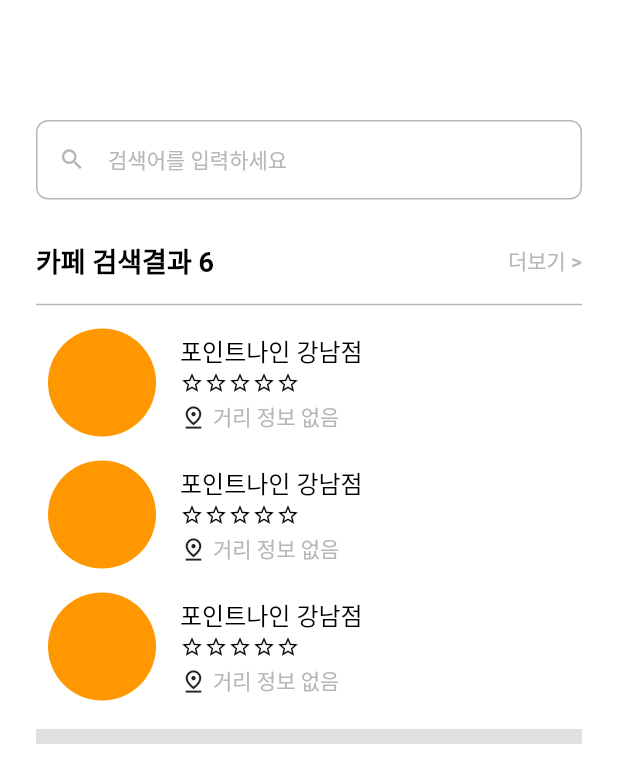
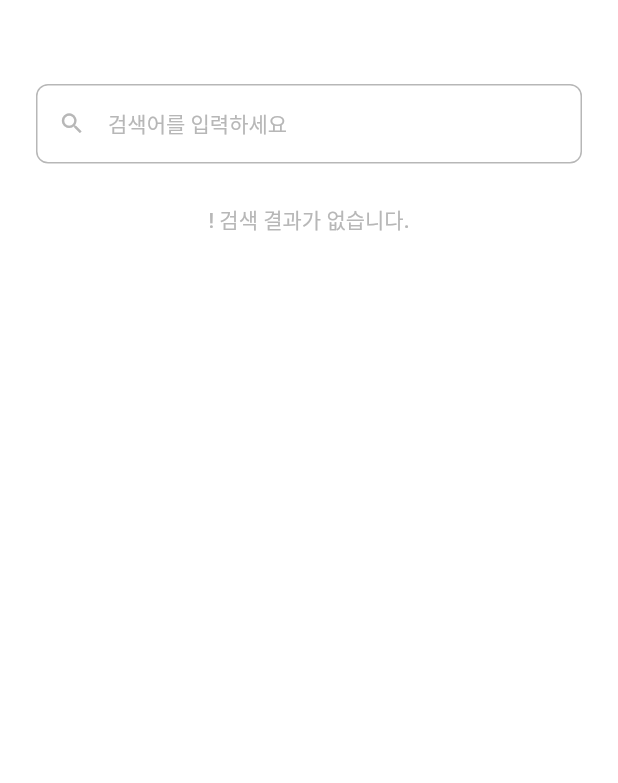
Before and after one commit to pebbla/ask-watson-app, a Flutter app: the SearchScreen screen opened directly, on a phone screen of 412 x 824 dp. Shown: the top 783 px of the screen. Run offline on Flutter 3.47's test engine with Material 2 defaults, Android fonts, the phone set to English and light mode, and no system bars; our stand-ins replace dio, logger; missing offline and left inert: flutter_naver_login, kakao_flutter_sdk_user.

Commit message:
feat: theme grid view, 검색 결과 없을 때

```diff
--- a/lib/src/presentation/search/search_screen.dart
+++ b/lib/src/presentation/search/search_screen.dart
@@ -3,16 +3,15 @@ import 'dart:math';
 import 'package:ask_watson_app/src/config/theme/colors.dart';
 import 'package:ask_watson_app/src/config/theme/text_style.dart';
 import 'package:ask_watson_app/src/data/model/cafe.dart';
+import 'package:ask_watson_app/src/data/model/theme.dart' as m;
 import 'package:ask_watson_app/src/presentation/search/search_view_model.dart';
 import 'package:ask_watson_app/src/presentation/widget/star_widget.dart';
 import 'package:flutter/material.dart';
 import 'package:provider/provider.dart';
 
 class SearchScreen extends StatelessWidget {
-
   final TextEditingController _controller = TextEditingController();
   final FocusNode _focusNode = FocusNode();
-
 
   @override
   Widget build(BuildContext context) {
@@ -28,13 +27,14 @@ class SearchScreen extends StatelessWidget {
           FocusScope.of(context).unfocus();
         },
         child: SafeArea(
-          child: Container(
-            padding: EdgeInsets.all(24),
+          child: SingleChildScrollView(
             child: Column(
               children: [
                 _searchTextField(viewModel),
                 _cafeList(viewModel.cafeList),
-                Divider(thickness: 10,)
+
+                _themeList(viewModel.themeList),
+                _noneWidget(viewModel)
               ],
             ),
           ),
@@ -43,9 +43,9 @@ class SearchScreen extends StatelessWidget {
     );
   }
 
-
   Widget _searchTextField(viewModel) {
     return Container(
+      padding: EdgeInsets.symmetric(horizontal: 24),
       height: 56,
       child: TextField(
         onChanged: (text) => viewModel.onChanged(text),
@@ -75,8 +75,12 @@ class SearchScreen extends StatelessWidget {
 
   // 카페 리스트
   Widget _cafeList(List<Cafe> cafeList) {
-    return Container(
-      padding: EdgeInsets.only(top: 24, bottom: 8),
+    return cafeList.length == 0
+    ? Container()
+    : Column(
+      children: [
+        Container(
+          padding: EdgeInsets.only(top: 24, bottom: 8, left: 24, right: 24),
           child: Column(
             children: [
               Row(
@@ -85,20 +89,85 @@ class SearchScreen extends StatelessWidget {
                 children: [
                   Text("카페 검색결과 ${cafeList.length}",
                       style: MyTextStyle.black18w600),
-              cafeList.length > 0 ? Text("더보기 >", style: MyTextStyle.grey14w500) : Container(),
+                  cafeList.length > 3
+                      ? Text("더보기 >", style: MyTextStyle.grey14w500)
+                      : Container(),
                 ],
               ),
               Padding(padding: EdgeInsets.all(4)),
               Divider(thickness: 1, color: MyColor.grey),
 
-
-          // // 카페 리스트 보기
+              // 카페 리스트 보기
               ListView.builder(
                   shrinkWrap: true,
+                  physics: const NeverScrollableScrollPhysics(),
                   itemCount: min(3, cafeList.length),
-            itemBuilder: (BuildContext context, index) {
-            return _cafeitem(cafeList[index]);
-          })
+                  itemBuilder: (_, index) => _cafeitem(cafeList[index]))
+            ],
+          ),
+        ),
+        Divider(thickness: 12),
+      ],
+    );
+  }
+
+  // 테마 리스트
+  Widget _themeList(List<m.Theme> themeList) {
+    return themeList.length == 0
+        ? Container()
+        : Container(
+            padding: const EdgeInsets.symmetric(horizontal: 24, vertical: 24),
+            child: Column(
+              children: [
+                Row(
+                  mainAxisSize: MainAxisSize.max,
+                  mainAxisAlignment: MainAxisAlignment.spaceBetween,
+                  children: [
+                    Text("카페 검색결과 ${themeList.length}",
+                        style: MyTextStyle.black18w600),
+                    themeList.length > 3
+                        ? const Text("더보기 >", style: MyTextStyle.grey14w500)
+                        : Container(),
+                  ],
+                ),
+                const Padding(padding: EdgeInsets.all(4)),
+                const Divider(thickness: 1, color: MyColor.grey),
+                const Padding(padding: EdgeInsets.all(2)),
+                GridView.builder(
+                  shrinkWrap: true,
+                  physics: const NeverScrollableScrollPhysics(),
+                  gridDelegate: const SliverGridDelegateWithFixedCrossAxisCount(
+                    crossAxisCount: 2,
+                    mainAxisSpacing: 5,
+                    crossAxisSpacing: 5,
+                    mainAxisExtent: 240,
+                  ),
+                  itemBuilder: (_, index) => _themeItem(themeList[index]),
+                  itemCount: min(4, themeList.length),
+                )
+              ],
+            ),
+          );
+  }
+
+  // 테마 아이템
+  Widget _themeItem(m.Theme theme) {
+    return Container(
+      padding: EdgeInsets.symmetric(horizontal: 8),
+      child: Column(
+        crossAxisAlignment: CrossAxisAlignment.start,
+        children: [
+          // TODO : 여기다가 사진을 넣습니다.
+          Container(
+            color: Colors.blueAccent,
+            width: 160,
+            height: 160,
+          ),
+          const Padding(padding: EdgeInsets.all(2)),
+          Text("${theme.name ?? "HomeComming"}", style: MyTextStyle.black16w500),
+          const Padding(padding: EdgeInsets.all(1)),
+          Text("${theme.cafe?.name ?? "포인트 나인 강남점"}"),
+          StarWidget(rating: double.parse((theme.rating ?? 0).toString()))
         ],
       ),
     );
@@ -146,4 +215,12 @@ class SearchScreen extends StatelessWidget {
       ),
     );
   }
+  Widget _noneWidget(viewModel) {
+    return viewModel.cafeList.length == 0 && viewModel.themeList.length == 0
+        ? Container(
+          padding: EdgeInsets.all(24),
+            child: Text("! 검색 결과가 없습니다.", style: MyTextStyle.grey14w500),
+          )
+        : Container();
   }
+}
--- a/lib/src/presentation/search/search_view_model.dart
+++ b/lib/src/presentation/search/search_view_model.dart
@@ -11,7 +11,7 @@ class SearchViewModel extends ChangeNotifier {
   CafeUseCase _cafeUseCase = CafeUseCase(CafeRepositoryImpl());
   ThemeUseCase _themeUseCase = ThemeUseCase(ThemeRepositoryImpl());
 
-  List<Cafe> _cafeList = [Cafe(), Cafe(),Cafe(),Cafe(),Cafe(),Cafe(),];
+  List<Cafe> _cafeList = [];
   List<Cafe> get cafeList => _cafeList;
 
   List<m.Theme> _themeList = [];
```
Lines whose indentation alone changed are shown as unchanged.
